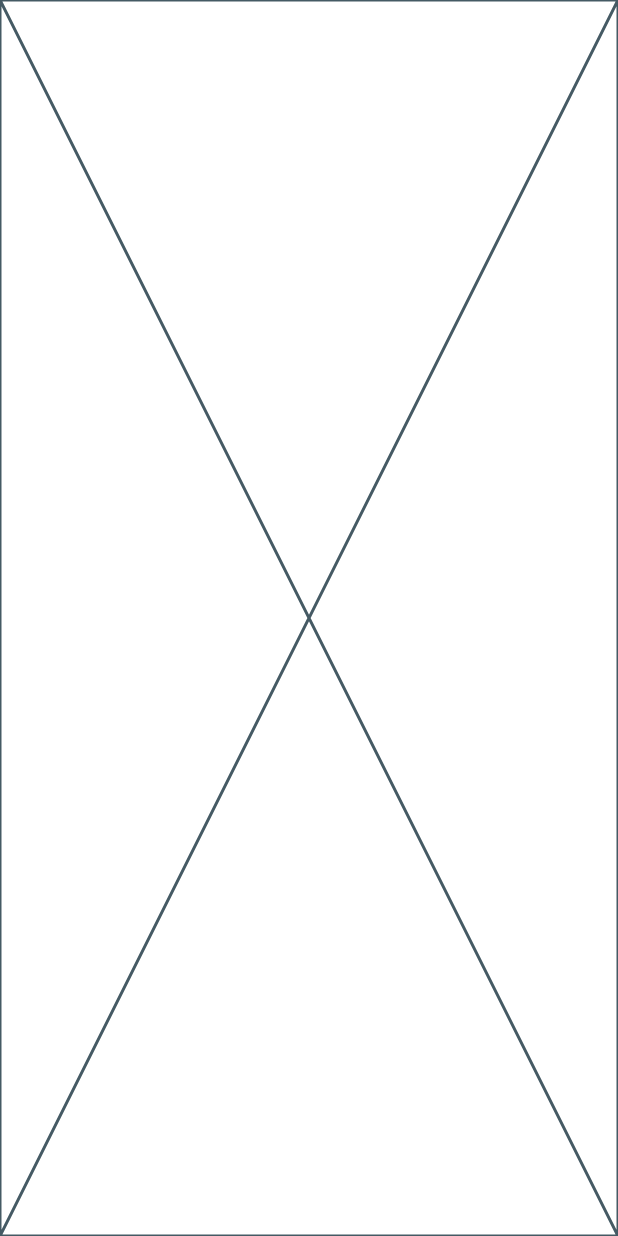
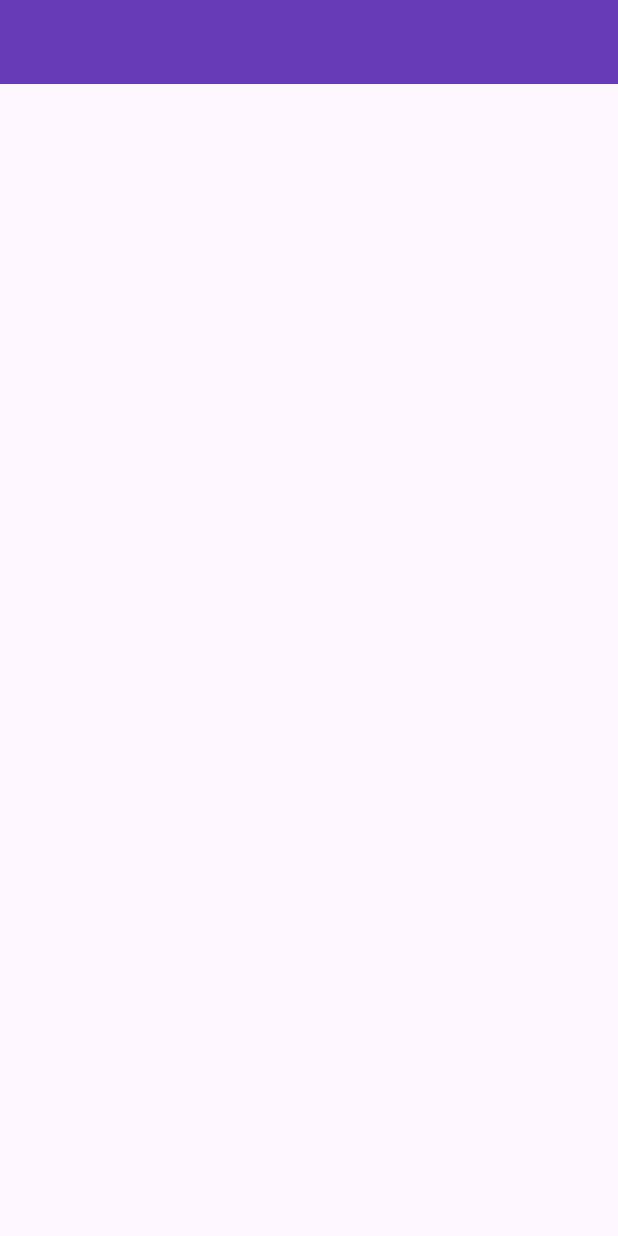
Before and after one commit to yaseumine/Tugas_week_5_1123150146, a Flutter app: the screen it shows after launch, on a phone screen of 412 x 824 dp. Run offline on Flutter 3.47's test engine with Material 3 defaults, Android fonts, the phone set to English and light mode, and no system bars.

Commit message:
buat app bar ungu

```diff
--- a/lib/main.dart
+++ b/lib/main.dart
@@ -26,6 +26,8 @@ class Halaman extends StatelessWidget {
 
   @override
   Widget build(BuildContext context) {
-    return const Placeholder();
+    return Scaffold(appBar: AppBar(backgroundColor: Colors.deepPurple));
   }
 }
+
+//buat scaffolditu  untuk pages pages banyaknya
```
